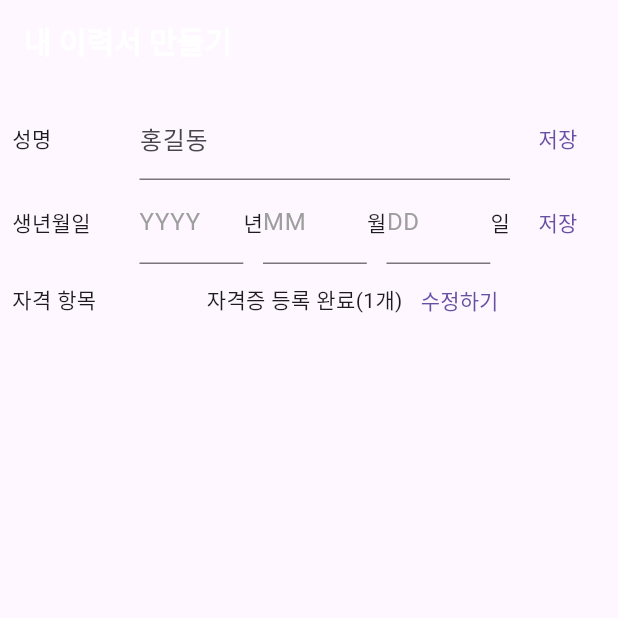
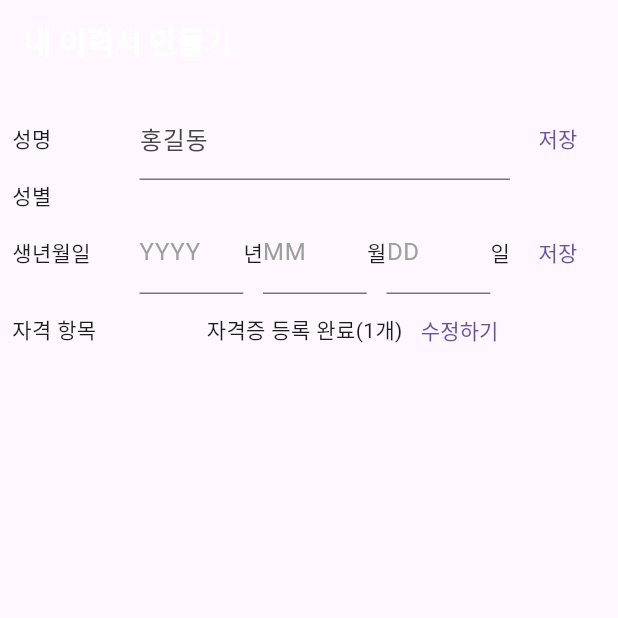
Before and after one commit to Fluffyfur/profit_portfolio, a Flutter app: the CertificationEntryPage screen opened directly, after a tap on "추가", after a tap on "저장", on a phone screen of 412 x 824 dp, the top half of it. Run offline on Flutter 3.47's test engine with Material 3 defaults, Android fonts, the phone set to English and light mode, and no system bars; our stand-ins replace shared_preferences; accounts and stored records are empty.

Commit message:
20231211_work

```diff
--- a/lib/certification_entry.dart
+++ b/lib/certification_entry.dart
@@ -105,13 +105,20 @@ class _CertificationEntryPageState extends State<CertificationEntryPage> {
                           width: double.infinity,
                           child: Row(
                             children: [
-                              Text(
-                                cert.certificationName,
-                              ),
+                              Container(
+                                  width:
+                                      MediaQuery.of(context).size.width * 0.3,
+                                  child: Text(cert.certificationName)),
                               Spacer(),
-                              Text(cert.acquisitionDate),
+                              Container(
+                                  width:
+                                      MediaQuery.of(context).size.width * 0.2,
+                                  child: Text(cert.acquisitionDate)),
                               Spacer(),
-                              Text(cert.organizer),
+                              Container(
+                                  width:
+                                      MediaQuery.of(context).size.width * 0.3,
+                                  child: Text(cert.organizer)),
                               Spacer(),
                               ElevatedButton(
                                 onPressed: () {},
--- a/lib/info.dart
+++ b/lib/info.dart
@@ -5,6 +5,7 @@ class Info {
     required this.birthdd,
     required this.name,
     required this.certifications,
+    required this.gender,
   });
 
   String? birthyyyy;
@@ -12,6 +13,7 @@ class Info {
   String? birthdd;
   String? name;
   List<Certification> certifications;
+  String? gender;
 
   Map<String, dynamic> toMap() {
     return {
@@ -21,6 +23,7 @@ class Info {
       'name': name,
       'certifications':
           certifications.map((certification) => certification.toMap()).toList(),
+      'gender': gender,
     };
   }
 
@@ -30,6 +33,7 @@ class Info {
       birthmm: map['birthmm'],
       birthdd: map['birthdd'],
       name: map['name'],
+      gender: map['gender'],
       certifications: List<Certification>.from(
         (map['certifications'] as List<dynamic>).map(
           (certificationMap) => Certification.fromMap(certificationMap),
--- a/lib/info_service.dart
+++ b/lib/info_service.dart
@@ -7,6 +7,7 @@ class InfoService extends ChangeNotifier {
   String? birthMonth;
   String? birthDate;
   String? name;
+  String? gender;
   List<Certification> certifications = []; // 자격증 정보를 담을 리스트 추가
 
   addCertification(Certification certification) {
@@ -19,6 +20,7 @@ class InfoService extends ChangeNotifier {
     required String birthmm,
     required String birthdd,
     required String name,
+    required String gender,
   }) {
     String key = '$birthyyyy-$birthmm-$birthdd-$name';
     Info info = Info(
@@ -26,6 +28,7 @@ class InfoService extends ChangeNotifier {
       birthmm: birthmm,
       birthdd: birthdd,
       name: name,
+      gender: gender,
       certifications: List.from(certifications), // 자격증 정보 복사
     );
 
@@ -34,6 +37,7 @@ class InfoService extends ChangeNotifier {
     birthMonth = birthmm;
     birthDate = birthdd;
     name = name;
+    gender = gender;
     notifyListeners();
   }
 
--- a/lib/main.dart
+++ b/lib/main.dart
@@ -49,6 +49,7 @@ class _ResumeFormState extends State<ResumeForm> {
   final TextEditingController birthmonthController = TextEditingController();
   final TextEditingController birthdateController = TextEditingController();
   final TextEditingController nameController = TextEditingController();
+  final TextEditingController genderController = TextEditingController();
 
   @override
   Widget build(BuildContext context) {
@@ -58,6 +59,7 @@ class _ResumeFormState extends State<ResumeForm> {
       String? birthMonth = infoService.birthMonth;
       String? birthDate = infoService.birthDate;
       String? name = infoService.name;
+      String? gender = infoService.gender;
       List<Certification> certifications = infoService.certifications;
       int? certificationcount = certifications.length;
 
@@ -103,6 +105,7 @@ class _ResumeFormState extends State<ResumeForm> {
                         String birthMonth = birthmonthController.text;
                         String birthDate = birthdateController.text;
                         String name = nameController.text;
+                        String gender = genderController.text;
 
                         Provider.of<InfoService>(context, listen: false)
                             .createInfo(
@@ -110,10 +113,16 @@ class _ResumeFormState extends State<ResumeForm> {
                           birthmm: birthMonth,
                           birthdd: birthDate,
                           name: name,
+                          gender: gender,
                         );
                       },
                       child: Text("저장"),
                     )
+                  ],
+                ),
+                Row(
+                  children: [
+                    Text("성별"),
                   ],
                 ),
                 Row(
@@ -190,6 +199,7 @@ class _ResumeFormState extends State<ResumeForm> {
                         String birthMonth = birthmonthController.text;
                         String birthDate = birthdateController.text;
                         String name = nameController.text;
+                        String gender = genderController.text;
 
                         Provider.of<InfoService>(context, listen: false)
                             .createInfo(
@@ -197,6 +207,7 @@ class _ResumeFormState extends State<ResumeForm> {
                           birthmm: birthMonth,
                           birthdd: birthDate,
                           name: name,
+                          gender: gender,
                         );
                       },
                       child: Text("저장"),
```
